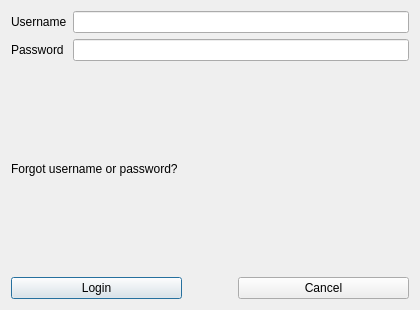
NVKShop/nvk-client, file loginwindow.ui: the form before one commit.
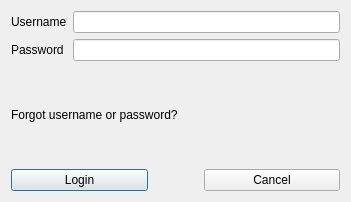
The form after the commit.

```diff
--- a/loginwindow.ui
+++ b/loginwindow.ui
@@ -9,8 +9,8 @@
    <rect>
     <x>0</x>
     <y>0</y>
-    <width>420</width>
-    <height>310</height>
+    <width>351</width>
+    <height>202</height>
    </rect>
   </property>
   <property name="windowTitle">
```
